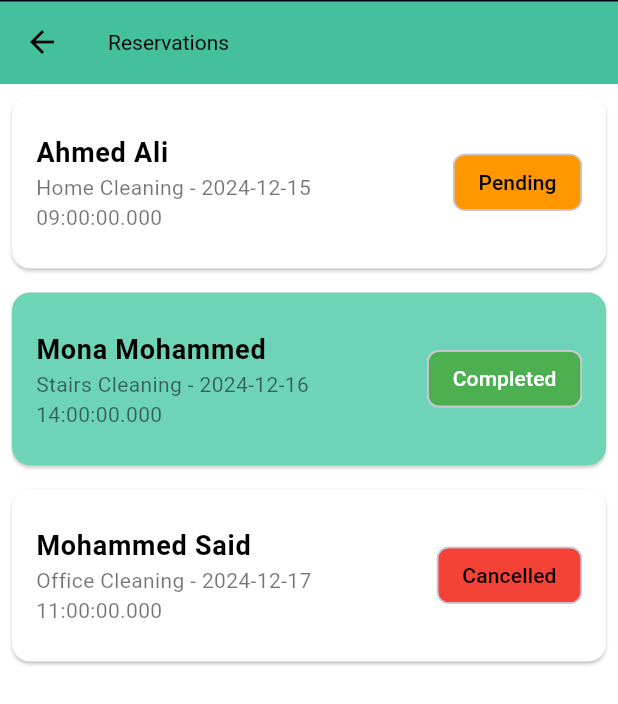
After one commit to Reebo4000/house_cleaning, a Flutter app: the CleanerProfilePage screen opened by its route, in the side drawer, after a tap on "Reservations", on a phone screen of 412 x 824 dp. The commit adds this screen. Shown: the top 704 px of the screen. Run offline on Flutter 3.47's test engine with Material 3 defaults, Android fonts, the phone set to English and light mode, and no system bars; our stand-ins replace cached_network_image, card_swiper, cloud_firestore, convex_bottom_bar, fancy_shimmer_image, firebase_auth and 13 more; missing offline and left inert: firebase_app_check, flutter_facebook_auth; accounts and stored records are empty; network calls fail; project files that could hold a hidden picture were left out.

Commit message:
Cleaner_profile&Reservations_With_Girges

```diff
--- a/lib/screens/Client&Cleaner_Widgets/settings/setting.dart
+++ b/lib/screens/Client&Cleaner_Widgets/settings/setting.dart
@@ -140,7 +140,7 @@ class SettingsPage extends StatelessWidget {
           title: Text('Select Country'),
           content: SingleChildScrollView(
             child: Column(
-              children: ['USA', 'Egypt', 'France', 'India', 'China']
+              children: ['USA', 'Egypt', 'Saudi', 'Russia', 'China']
                   .map((country) => ListTile(
                         title: Text(country),
                         onTap: () {
--- /dev/null
+++ b/lib/screens/cleaner/widget/Reservations.dart
@@ -0,0 +1,110 @@
+// ignore_for_file: use_key_in_widget_constructors
+
+import 'package:flutter/material.dart';
+
+void main() {
+  runApp(MyApp());
+}
+
+class MyApp extends StatelessWidget {
+  @override
+  Widget build(BuildContext context) {
+    return MaterialApp(
+      title: 'Reservations',
+      home: ReservationsPage(),
+    );
+  }
+}
+
+class Reservation {
+  final String clientName;
+  final DateTime date;
+  final String serviceType;
+  final String status;
+
+  Reservation({
+    required this.clientName,
+    required this.date,
+    required this.serviceType,
+    required this.status,
+  });
+}
+
+class ReservationsPage extends StatelessWidget {
+  final List<Reservation> reservations = [
+    Reservation(
+      clientName: 'Ahmed Ali',
+      date: DateTime(2024, 12, 15, 9, 0),
+      serviceType: 'Home Cleaning',
+      status: 'Pending',
+    ),
+    Reservation(
+      clientName: 'Mona Mohammed',
+      date: DateTime(2024, 12, 16, 14, 0),
+      serviceType: 'Stairs Cleaning',
+      status: 'Completed',
+    ),
+    Reservation(
+      clientName: 'Mohammed Said',
+      date: DateTime(2024, 12, 17, 11, 0),
+      serviceType: 'Office Cleaning',
+      status: 'Cancelled',
+    ),
+  ];
+
+  @override
+  Widget build(BuildContext context) {
+    return Scaffold(
+      appBar: AppBar(
+        title: const Text('Reservations'),
+        backgroundColor: const Color(0xff44C09D), // primaryColor
+      ),
+      body: ListView.builder(
+        itemCount: reservations.length,
+        itemBuilder: (context, index) {
+          final reservation = reservations[index];
+          return Card(
+            margin: const EdgeInsets.all(8),
+            color: reservation.status == 'Completed'
+                ? const Color.fromARGB(
+                    255, 110, 212, 183) // secondaryPrimaryColor
+                : Colors.white,
+            child: ListTile(
+              contentPadding: const EdgeInsets.all(16),
+              title: Text(
+                reservation.clientName,
+                style: const TextStyle(
+                  fontSize: 18,
+                  fontWeight: FontWeight.bold,
+                  color: Colors.black,
+                ),
+              ),
+              subtitle: Text(
+                '${reservation.serviceType} - ${reservation.date.toString()}',
+                style: const TextStyle(
+                  fontSize: 14,
+                  color: Colors.black54,
+                ),
+              ),
+              trailing: Chip(
+                label: Text(
+                  reservation.status,
+                  style: TextStyle(
+                    color: reservation.status == 'Completed'
+                        ? Colors.white
+                        : Colors.black,
+                  ),
+                ),
+                backgroundColor: reservation.status == 'Completed'
+                    ? Colors.green
+                    : reservation.status == 'Cancelled'
+                        ? Colors.red
+                        : Colors.orange,
+              ),
+            ),
+          );
+        },
+      ),
+    );
+  }
+}
```
Also changed, not shown: lib/screens/cleaner/Cleaner_profile_screen.dart (+33 -39 lines), lib/screens/cleaner/widget/cleaner_Payment.dart (+7 -10 lines).
